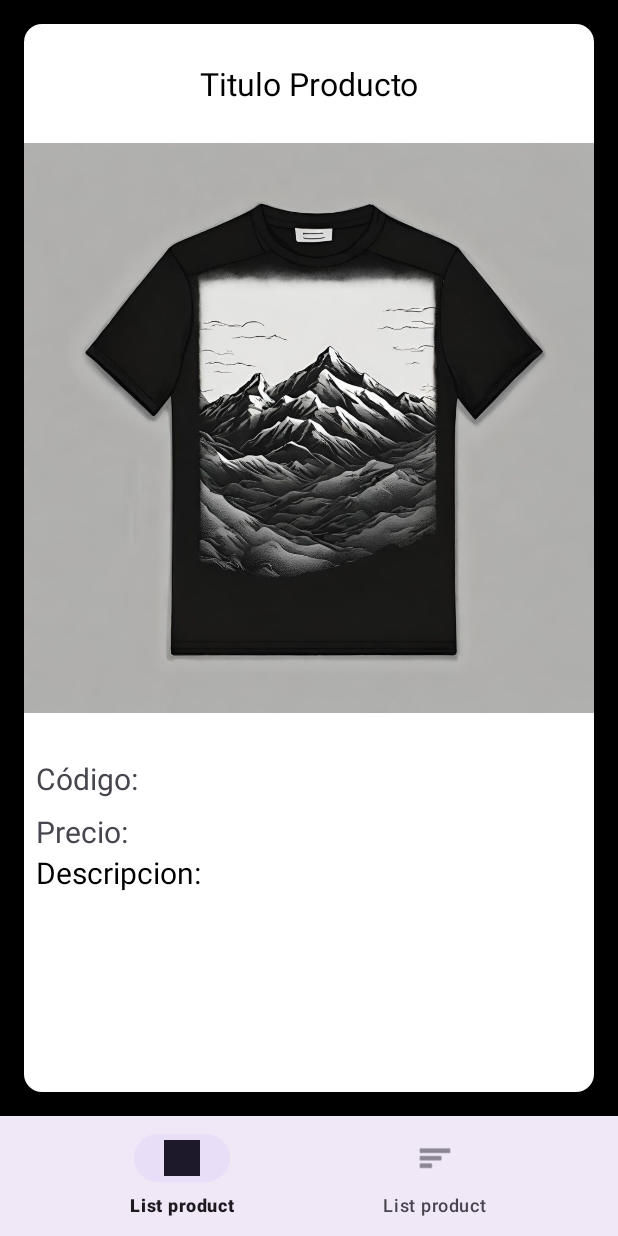
After one commit to JoseAndreeParedes/RetoTecnico, an Android app: the ProductDetailFragment screen opened through its navigation route, on a phone screen of 412 x 824 dp. The commit adds this screen. Run offline under Robolectric (Android 15) with nearby library versions, the phone set to English and light mode, and no system bars; our stand-ins replace data binding.

Commit message:
Creacion de activity y fragment

```diff
--- a/app/build.gradle.kts
+++ b/app/build.gradle.kts
@@ -13,7 +13,7 @@ android {
     defaultConfig {
         applicationId = "com.example.reto"
         minSdk = 24
-        targetSdk = 33
+        targetSdk= 34
         versionCode = 1
         versionName = "1.0"
 
--- a/app/src/main/java/com/example/reto/di/AppModule.kt
+++ b/app/src/main/java/com/example/reto/di/AppModule.kt
@@ -1,4 +1,4 @@
 package com.example.reto.di
 
-object AppModule {
-}
+//object AppModule {
+//}
--- /dev/null
+++ b/app/src/main/java/com/example/reto/ui/producdetail/ProductDetailFragment.kt
@@ -0,0 +1,26 @@
+package com.example.reto.ui.productdetail
+
+import android.os.Bundle
+import android.view.LayoutInflater
+import android.view.View
+import android.view.ViewGroup
+import androidx.fragment.app.Fragment
+import com.example.reto.databinding.FragmentProductDetailBinding
+
+class ProductDetailFragment : Fragment() {
+
+    private lateinit var binding: FragmentProductDetailBinding
+
+    override fun onCreateView(
+        inflater: LayoutInflater, container: ViewGroup?,
+        savedInstanceState: Bundle?
+    ): View {
+        binding = FragmentProductDetailBinding.inflate(inflater, container, false)
+        return binding.root
+    }
+
+    override fun onViewCreated(view: View, savedInstanceState: Bundle?) {
+        super.onViewCreated(view, savedInstanceState)
+// TODO:
+    }
+}
--- /dev/null
+++ b/app/src/main/java/com/example/reto/ui/produclist/ProductListFragment.kt
@@ -0,0 +1,26 @@
+package com.example.reto.ui.productlist
+
+import android.os.Bundle
+import android.view.LayoutInflater
+import android.view.View
+import android.view.ViewGroup
+import androidx.fragment.app.Fragment
+import com.example.reto.databinding.FragmentProductListBinding
+
+class ProductListFragment : Fragment() {
+
+    private lateinit var binding: FragmentProductListBinding
+
+    override fun onCreateView(
+        inflater: LayoutInflater, container: ViewGroup?,
+        savedInstanceState: Bundle?
+    ): View {
+        binding = FragmentProductListBinding.inflate(inflater, container, false)
+        return binding.root
+    }
+
+    override fun onViewCreated(view: View, savedInstanceState: Bundle?) {
+        super.onViewCreated(view, savedInstanceState)
+        // TODO: Implementar lógica de listado, búsqueda y ordenación.
+    }
+}
--- /dev/null
+++ b/app/src/main/res/drawable/bg_card_white_app.xml
@@ -0,0 +1,15 @@
+<shape xmlns:android="http://schemas.android.com/apk/res/android" android:shape="rectangle" >
+    <gradient
+        android:startColor="@color/white"
+        android:endColor="@color/white"
+        />
+    <corners
+
+        android:topLeftRadius="12dp"
+        android:topRightRadius="12dp"
+        android:bottomLeftRadius="12dp"
+        android:bottomRightRadius="12dp"
+        />
+
+
+</shape>
--- a/app/src/main/res/layout/activity_main.xml
+++ b/app/src/main/res/layout/activity_main.xml
@@ -6,13 +6,28 @@
     android:layout_height="match_parent"
     tools:context=".MainActivity">
 
-    <TextView
-        android:layout_width="wrap_content"
+    <com.google.android.material.bottomnavigation.BottomNavigationView
+        android:id="@+id/nav_view"
+        android:layout_width="0dp"
         android:layout_height="wrap_content"
-        android:text="Hello World!"
+        android:layout_marginStart="0dp"
+        android:layout_marginEnd="0dp"
+        android:background="?android:attr/windowBackground"
         app:layout_constraintBottom_toBottomOf="parent"
-        app:layout_constraintEnd_toEndOf="parent"
-        app:layout_constraintStart_toStartOf="parent"
-        app:layout_constraintTop_toTopOf="parent" />
+        app:layout_constraintLeft_toLeftOf="parent"
+        app:layout_constraintRight_toRightOf="parent"
+        app:menu="@menu/nav_menu" />
 
+
+    <fragment
+        android:id="@+id/nav_host_fragment"
+        android:name="androidx.navigation.fragment.NavHostFragment"
+        android:layout_width="match_parent"
+        android:layout_height="0dp"
+        app:defaultNavHost="true"
+        app:layout_constraintBottom_toTopOf="@id/nav_view"
+        app:layout_constraintLeft_toLeftOf="parent"
+        app:layout_constraintRight_toRightOf="parent"
+        app:layout_constraintTop_toTopOf="parent"
+        app:navGraph="@navigation/mobile_navigation_menu"/>
 </androidx.constraintlayout.widget.ConstraintLayout>
--- /dev/null
+++ b/app/src/main/res/layout/fragment_product_detail.xml
@@ -0,0 +1,109 @@
+<?xml version="1.0" encoding="utf-8"?>
+<layout xmlns:android="http://schemas.android.com/apk/res/android"
+    xmlns:app="http://schemas.android.com/apk/res-auto"
+    xmlns:tools="http://schemas.android.com/tools">
+
+    <data>
+
+        <variable
+            name="productDetail"
+            type="com.example.reto.ui.productdetail.ProductDetailFragment" />
+    </data>
+
+    <androidx.constraintlayout.widget.ConstraintLayout
+        android:layout_width="match_parent"
+        android:layout_height="match_parent"
+        android:background="@color/black"
+        tools:context=".ui.dashboard.DashboardFragment">
+
+        <TextView
+            android:id="@+id/text_detailImage"
+            android:layout_width="match_parent"
+            android:layout_height="wrap_content"
+            android:layout_marginStart="8dp"
+            android:layout_marginTop="8dp"
+            android:layout_marginEnd="8dp"
+            android:textAlignment="center"
+            android:textSize="20sp"
+            android:visibility="gone"
+            app:layout_constraintBottom_toBottomOf="parent"
+            app:layout_constraintEnd_toEndOf="parent"
+            app:layout_constraintStart_toStartOf="parent"
+            app:layout_constraintTop_toTopOf="parent" />
+
+        <androidx.constraintlayout.widget.ConstraintLayout
+            android:id="@+id/fullConstraint"
+            android:layout_width="match_parent"
+            android:layout_height="match_parent"
+            android:layout_margin="16dp"
+            android:background="@drawable/bg_card_white_app"
+            tools:layout_editor_absoluteX="16dp"
+            tools:layout_editor_absoluteY="16dp">
+
+
+            <TextView
+                android:id="@+id/lblTitleCentral"
+                android:layout_width="wrap_content"
+                android:layout_height="wrap_content"
+                android:layout_marginTop="25dp"
+                android:text="Titulo Producto"
+                android:textColor="@color/black"
+                android:textSize="21sp"
+                app:layout_constraintEnd_toEndOf="parent"
+                app:layout_constraintStart_toStartOf="parent"
+                app:layout_constraintTop_toTopOf="parent" />
+
+
+            <ImageView
+                android:id="@+id/imageView"
+                android:layout_width="0dp"
+                android:layout_height="380dp"
+                android:layout_marginTop="25dp"
+                android:background="@color/black"
+                android:contentDescription="Portada"
+                android:src="@drawable/producto"
+                app:layout_constraintEnd_toEndOf="parent"
+                app:layout_constraintStart_toStartOf="parent"
+                app:layout_constraintTop_toBottomOf="@id/lblTitleCentral" />
+
+
+            <TextView
+                android:id="@+id/textView2"
+                android:layout_width="0dp"
+                android:layout_height="wrap_content"
+                android:layout_marginStart="8dp"
+                android:layout_marginTop="30dp"
+                android:text="Código:"
+                android:textSize="20sp"
+                app:layout_constraintEnd_toEndOf="@+id/imageView"
+                app:layout_constraintStart_toStartOf="@+id/imageView"
+                app:layout_constraintTop_toBottomOf="@id/imageView" />
+
+
+            <TextView
+                android:id="@+id/textView4"
+                android:layout_width="0dp"
+                android:layout_height="wrap_content"
+                android:layout_marginTop="8dp"
+                android:text="Precio:"
+                android:textSize="20sp"
+                app:layout_constraintEnd_toEndOf="@+id/textView2"
+                app:layout_constraintStart_toStartOf="@+id/textView2"
+                app:layout_constraintTop_toBottomOf="@+id/textView2" />
+
+
+            <TextView
+                android:id="@+id/lblTitleT"
+                android:layout_width="0dp"
+                android:layout_height="wrap_content"
+                android:text="Descripcion:"
+                android:textColor="@color/black"
+                android:textSize="20sp"
+                app:layout_constraintEnd_toEndOf="@+id/textView2"
+                app:layout_constraintStart_toStartOf="@+id/textView4"
+                app:layout_constraintTop_toBottomOf="@+id/textView4" />
+
+        </androidx.constraintlayout.widget.ConstraintLayout>
+
+    </androidx.constraintlayout.widget.ConstraintLayout>
+</layout>
--- /dev/null
+++ b/app/src/main/res/menu/nav_menu.xml
@@ -0,0 +1,12 @@
+<?xml version="1.0" encoding="utf-8"?>
+<menu xmlns:android="http://schemas.android.com/apk/res/android">
+    <item
+        android:id="@+id/list_product"
+        android:icon="@drawable/producto"
+        android:title="List product"/>
+
+    <item
+        android:id="@+id/list_detell"
+        android:icon="@android:drawable/ic_menu_sort_by_size"
+        android:title="List product"/>
+</menu>
--- /dev/null
+++ b/app/src/main/res/navigation/mobile_navigation_menu.xml
@@ -0,0 +1,21 @@
+<?xml version="1.0" encoding="utf-8"?>
+<navigation xmlns:android="http://schemas.android.com/apk/res/android"
+    xmlns:app="http://schemas.android.com/apk/res-auto"
+    xmlns:tools="http://schemas.android.com/tools"
+    android:id="@+id/mobile_navigation"
+    app:startDestination="@+id/productListFragment">
+
+    <fragment
+        android:id="@+id/productListFragment"
+        android:name="com.example.reto.ui.productlist.ProductListFragment"
+        android:label="ProductListFragment" >
+        <action
+            android:id="@+id/action_productListFragment_to_productDetailFragment"
+            app:destination="@id/productDetailFragment" />
+    </fragment>
+    <fragment
+        android:id="@+id/productDetailFragment"
+        android:name="com.example.reto.ui.productdetail.ProductDetailFragment"
+        android:label="ProductDetailFragment" />
+
+</navigation>
```
Also changed, not shown: app/src/main/java/com/example/reto/data/AppDatabase.kt (+19 -2 lines), app/src/main/java/com/example/reto/data/ProductRepository.kt (added, +12 -0 lines), app/src/main/java/com/example/reto/ui/ProductViewModel.kt (added, +16 -0 lines), app/src/main/res/layout/fragment_product_list.xml (added, +79 -0 lines), app/src/main/res/layout/row_product.xml (added, +74 -0 lines), build.gradle.kts (+6 -4 lines), app/src/main/res/drawable/producto.jpeg (added).
